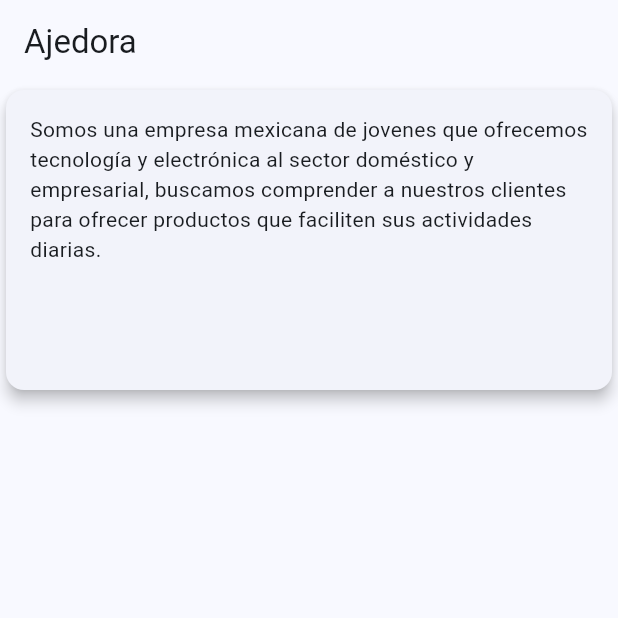
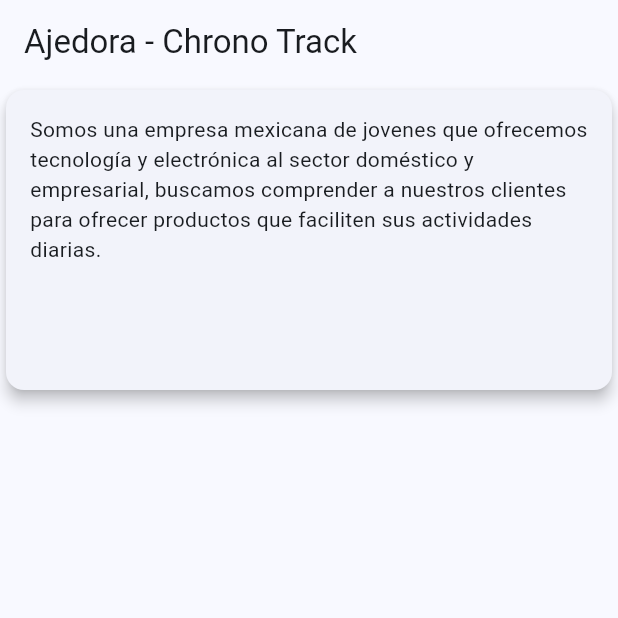
Before and after one commit to Ajedora/chronotrack, a Flutter app: the screen it shows after launch, on a phone screen of 412 x 824 dp, the top half of it. Run offline on Flutter 3.47's test engine with Material 3 defaults, Android fonts, the light colour scheme and no system bars.

Commit message:
Update .gitignore to include keystore files and modify build.gradle for signing configuration; change app title in main.dart

```diff
--- a/lib/main.dart
+++ b/lib/main.dart
@@ -32,7 +32,7 @@ class MyApp extends StatelessWidget {
         useMaterial3: true,
       ),
       debugShowCheckedModeBanner: false,
-      home: const MyHomePage(title: 'Ajedora'),
+      home: const MyHomePage(title: 'Ajedora - Chrono Track'),
     );
   }
 }
```
Also changed, not shown: 2 other files.
